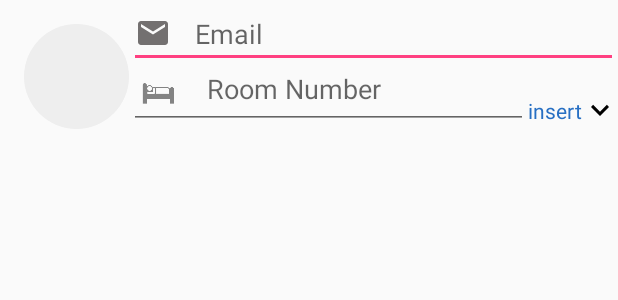
After one commit to poorneshv15/BMSHostel, an Android app: the layout add_student.xml on its own in the app's theme, with its tools: preview values and no code run, on a phone screen of 412 x 824 dp. The commit adds this screen. Shown: the top 300 px of the screen. Run offline under Robolectric (Android 15) with nearby library versions, the phone set to English and light mode, and no system bars.

Commit message:
add student xml

```diff
--- a/app/build.gradle
+++ b/app/build.gradle
@@ -38,6 +38,7 @@ dependencies {
     compile 'com.android.support.constraint:constraint-layout:1.0.1'
     compile 'com.miguelcatalan:materialsearchview:1.4.0'
     compile 'de.hdodenhof:circleimageview:1.3.0'
+    compile 'net.cachapa.expandablelayout:expandablelayout:2.8'
     testCompile 'junit:junit:4.12'
 }
 apply plugin: 'com.google.gms.google-services'
--- a/app/src/main/java/com/psps/projects/bmshostel/LoginActivity.java
+++ b/app/src/main/java/com/psps/projects/bmshostel/LoginActivity.java
@@ -72,9 +72,9 @@ public class LoginActivity extends AppCompatActivity  implements
                             progressBar.setVisibility(View.VISIBLE);
                             Log.d(TAG, "User name: " + user.getDisplayName() + ", email " + user.getEmail());
                             //Check if the user is warden or not
+                            SharedPreferences preferences=getSharedPreferences("user",MODE_PRIVATE);
                             if(dataSnapshot.exists()){
                                 Log.d(TAG," The user is warden");
-                                SharedPreferences preferences=getSharedPreferences("user",MODE_PRIVATE);
                                 preferences.edit().putBoolean("student",false).apply();
                                 startActivity(new Intent(LoginActivity.this,WardenHomeActivity.class));
                                 finish();
@@ -82,7 +82,6 @@ public class LoginActivity extends AppCompatActivity  implements
                             else{
                                 Log.d(TAG," The user is student");
                                 if(user.isEmailVerified()){
-                                    SharedPreferences preferences=getSharedPreferences("user",MODE_PRIVATE);
                                     preferences.edit().putBoolean("student",true).apply();
                                     startActivity(new Intent(LoginActivity.this,StudentHomeActivity.class));
                                     finish();
--- a/app/src/main/java/com/psps/projects/bmshostel/StudentHomeActivity.java
+++ b/app/src/main/java/com/psps/projects/bmshostel/StudentHomeActivity.java
@@ -27,11 +27,14 @@ public class StudentHomeActivity extends AppCompatActivity implements MyProfileF
     protected void onCreate(Bundle savedInstanceState) {
         super.onCreate(savedInstanceState);
         SharedPreferences preferences=getSharedPreferences("user",MODE_PRIVATE);
-        if(preferences.getBoolean("warden",false)){
+        if(!preferences.getBoolean("student",false)){
+            Log.d("USER TYPE","STUDENT false");
             startActivity(new Intent(StudentHomeActivity.this,WardenHomeActivity.class));
             finish();
         }
         setContentView(R.layout.activity_student_home);
+
+
         Log.d("STUDENT HOME", " After setContent view");
         fragmentManager=getSupportFragmentManager();
         bottomNavigationView=(BottomNavigationView)findViewById(R.id.bottom_nav_view);
--- /dev/null
+++ b/app/src/main/res/drawable/ic_keyboard_arrow_down_black_24dp.xml
@@ -0,0 +1,9 @@
+<vector xmlns:android="http://schemas.android.com/apk/res/android"
+        android:width="24dp"
+        android:height="24dp"
+        android:viewportWidth="24.0"
+        android:viewportHeight="24.0">
+    <path
+        android:fillColor="#FF000000"
+        android:pathData="M7.41,7.84L12,12.42l4.59,-4.58L18,9.25l-6,6 -6,-6z"/>
+</vector>
--- /dev/null
+++ b/app/src/main/res/layout/add_student.xml
@@ -0,0 +1,47 @@
+<?xml version="1.0" encoding="utf-8"?>
+<RelativeLayout xmlns:android="http://schemas.android.com/apk/res/android"
+    android:orientation="vertical" android:layout_width="match_parent"
+    android:layout_height="match_parent">
+    <de.hdodenhof.circleimageview.CircleImageView
+        android:layout_width="70dp"
+        android:layout_height="70dp"
+        android:layout_alignParentTop="true"
+        android:layout_alignParentStart="true"
+        android:src="@color/bg_color"
+        android:layout_marginStart="16dp"
+        android:layout_marginTop="16dp"
+        android:id="@+id/circleImageView2" />
+    <EditText
+        android:layout_width="match_parent"
+        android:layout_height="wrap_content"
+        android:id="@+id/sEmailEt"
+        android:hint="@string/username_hint"
+        android:inputType="textEmailAddress"
+        android:drawableStart="@drawable/ic_email_black_24dp"
+        android:drawablePadding="@dimen/activity_horizontal_margin"
+        android:layout_toEndOf="@+id/circleImageView2" />
+    <TextView
+        android:layout_width="wrap_content"
+        android:layout_height="wrap_content"
+        android:text="insert"
+        android:id="@+id/textView"
+        android:gravity="center_vertical"
+        android:textColor="@color/colorPrimary"
+        android:drawableEnd="@drawable/ic_keyboard_arrow_down_black_24dp"
+        android:layout_alignParentEnd="true"
+        android:layout_alignBottom="@+id/sRoomNoEt" />
+    <EditText
+        android:layout_width="match_parent"
+        android:layout_height="wrap_content"
+        android:id="@+id/sRoomNoEt"
+        android:hint="@string/roomNoInput"
+        android:inputType="number"
+        android:drawableStart="@drawable/ic_hostel_room"
+        android:drawablePadding="@dimen/activity_horizontal_margin"
+        android:layout_alignBottom="@+id/circleImageView2"
+        android:layout_toStartOf="@id/textView"
+        android:layout_toEndOf="@+id/circleImageView2" />
+
+
+
+</RelativeLayout>
--- a/app/src/main/res/layout/nav_header_warden_home.xml
+++ b/app/src/main/res/layout/nav_header_warden_home.xml
@@ -6,6 +6,7 @@
     android:id="@+id/nav_profile"
     android:background="@color/colorPrimary"
     android:gravity="bottom"
+    android:paddingTop="24dp"
     android:paddingLeft="@dimen/activity_horizontal_margin"
     android:paddingRight="@dimen/activity_horizontal_margin"
     style="@style/Base.ThemeOverlay.AppCompat.Dark"
@@ -25,7 +26,8 @@
         android:gravity="center_vertical"
         android:paddingStart="@dimen/nav_header_vertical_spacing"
         android:text="Android Studio"
-        android:textAppearance="@style/TextAppearance.AppCompat.Body1"
+        android:textAppearance="@style/TextAppearance.AppCompat.Medium"
+        android:textColor="@color/white1"
         android:drawableEnd="@drawable/ic_keyboard_arrow_right_black_24dp"/>
 
 
--- a/app/src/main/res/layout/student_list_card.xml
+++ b/app/src/main/res/layout/student_list_card.xml
@@ -6,11 +6,11 @@
     android:layout_height="wrap_content"
     android:background="@android:color/background_light">
 
-    <ImageView
-        android:layout_width="70dp"
+    <de.hdodenhof.circleimageview.CircleImageView
+        android:layout_width="60dp"
         android:src="@color/dark_grey"
         android:id="@+id/studentProfileIv"
-        android:layout_height="70dp"
+        android:layout_height="60dp"
         android:padding="@dimen/activity_horizontal_margin"
         android:layout_alignParentTop="true"
         android:layout_alignParentStart="true"
```
Also changed, not shown: app/src/main/java/com/psps/projects/bmshostel/Signup_ResetpassActivity.java (+6 -2 lines), app/src/main/java/com/psps/projects/bmshostel/StudentAdapter.java (+11 -6 lines), app/src/main/java/com/psps/projects/bmshostel/StudentSignUpActivity.java (+10 -2 lines), app/src/main/res/drawable/ic_keyboard_arrow_up_black_24dp.xml (added, +9 -0 lines), app/src/main/res/layout/activity_signup__resetpass.xml (+11 -5 lines).
